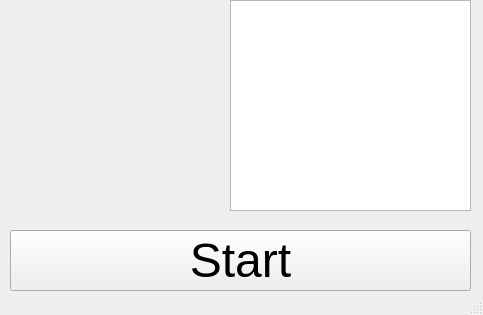
Old version of the form Lab18/TestPrologServerGui/mainwindow.ui in the repository Inlucker/FILP.
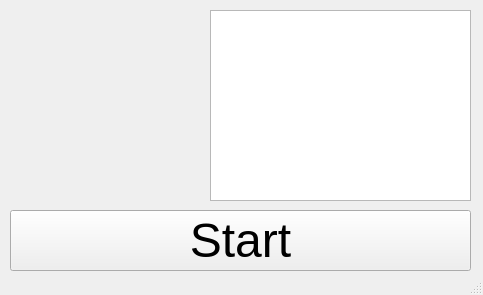
New version of the form.

Diff of the .ui file:
```diff
--- a/Lab18/TestPrologServerGui/mainwindow.ui
+++ b/Lab18/TestPrologServerGui/mainwindow.ui
@@ -7,7 +7,7 @@
     <x>0</x>
     <y>0</y>
     <width>483</width>
-    <height>315</height>
+    <height>295</height>
    </rect>
   </property>
   <property name="windowTitle">
@@ -17,10 +17,10 @@
    <widget class="QTextEdit" name="textEdit">
     <property name="geometry">
      <rect>
-      <x>230</x>
-      <y>0</y>
-      <width>241</width>
-      <height>211</height>
+      <x>210</x>
+      <y>10</y>
+      <width>261</width>
+      <height>191</height>
      </rect>
     </property>
    </widget>
@@ -28,7 +28,7 @@
     <property name="geometry">
      <rect>
       <x>10</x>
-      <y>230</y>
+      <y>210</y>
       <width>461</width>
       <height>61</height>
      </rect>
```
Left out of the diff: 2 changed lines with no effect on the pictures.
